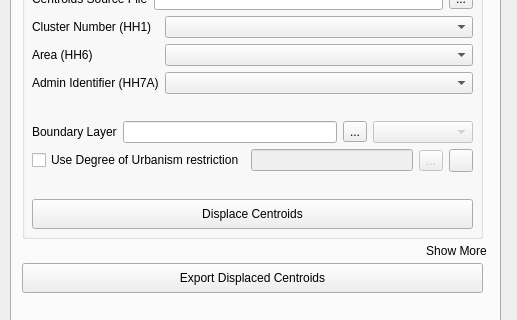
This is plugin/mgp_mainwindow.ui in mmoreno-cart/mics-geocoding as Qt 5 draws it before an edit; both pictures show x 0 to 517 and y 224 to 544 of the 517 by 699 pixel window. The edited form follows.
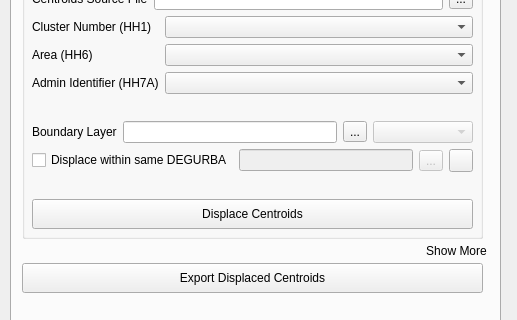
This is the edited form. The open tabs and pages were chosen to show the change. Icons and pictures are not drawn.

Commit message: fix: correct Degree of Urbanisation labels

Diff of the .ui file:
```diff
--- a/plugin/mgp_mainwindow.ui
+++ b/plugin/mgp_mainwindow.ui
@@ -538,7 +538,7 @@
                <item>
                 <widget class="QCheckBox" name="urbanismCheckBox">
                  <property name="text">
-                  <string>Use Degree of Urbanism restriction</string>
+                  <string>Displace within same DEGURBA</string>
                  </property>
                 </widget>
                </item>
```
The commit also changes 2 other files.
